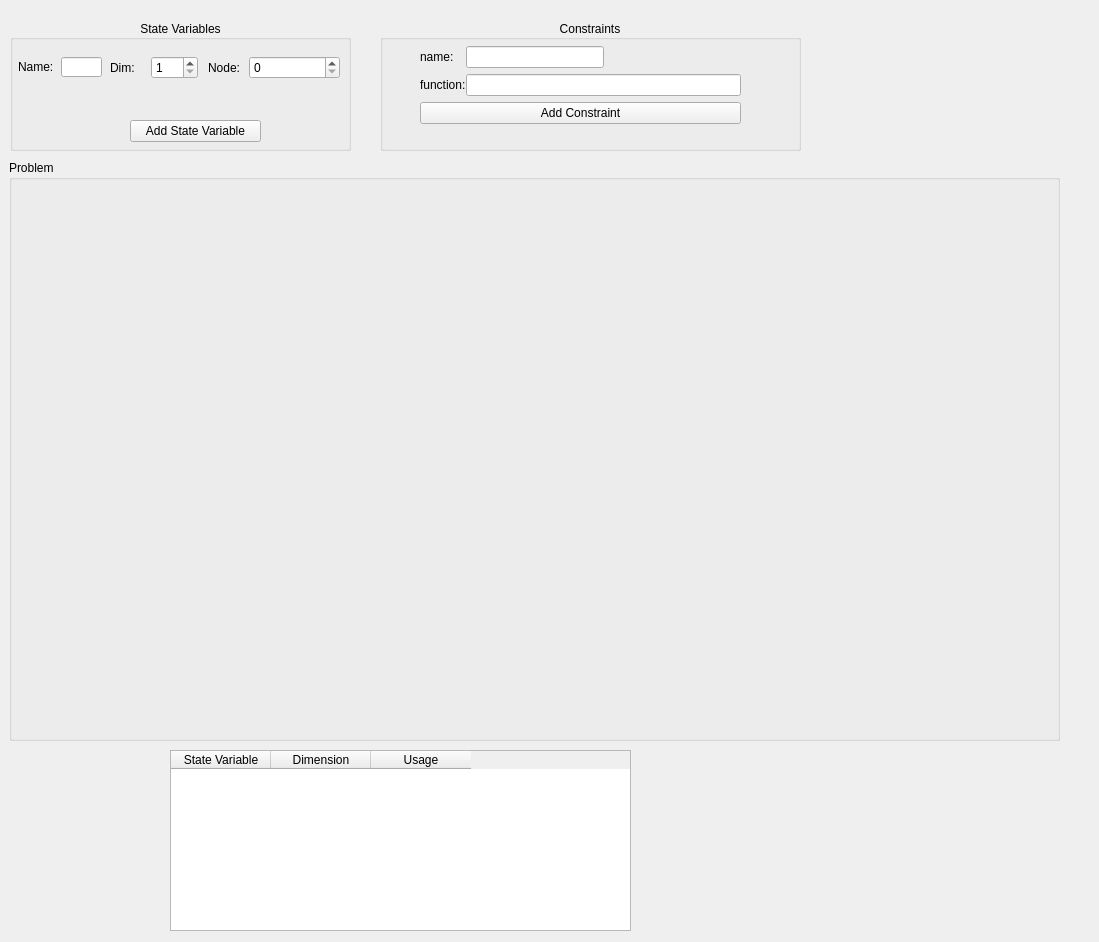
FrancescoRuscelli/horizon, file ui/widget1.ui: the form before one commit.
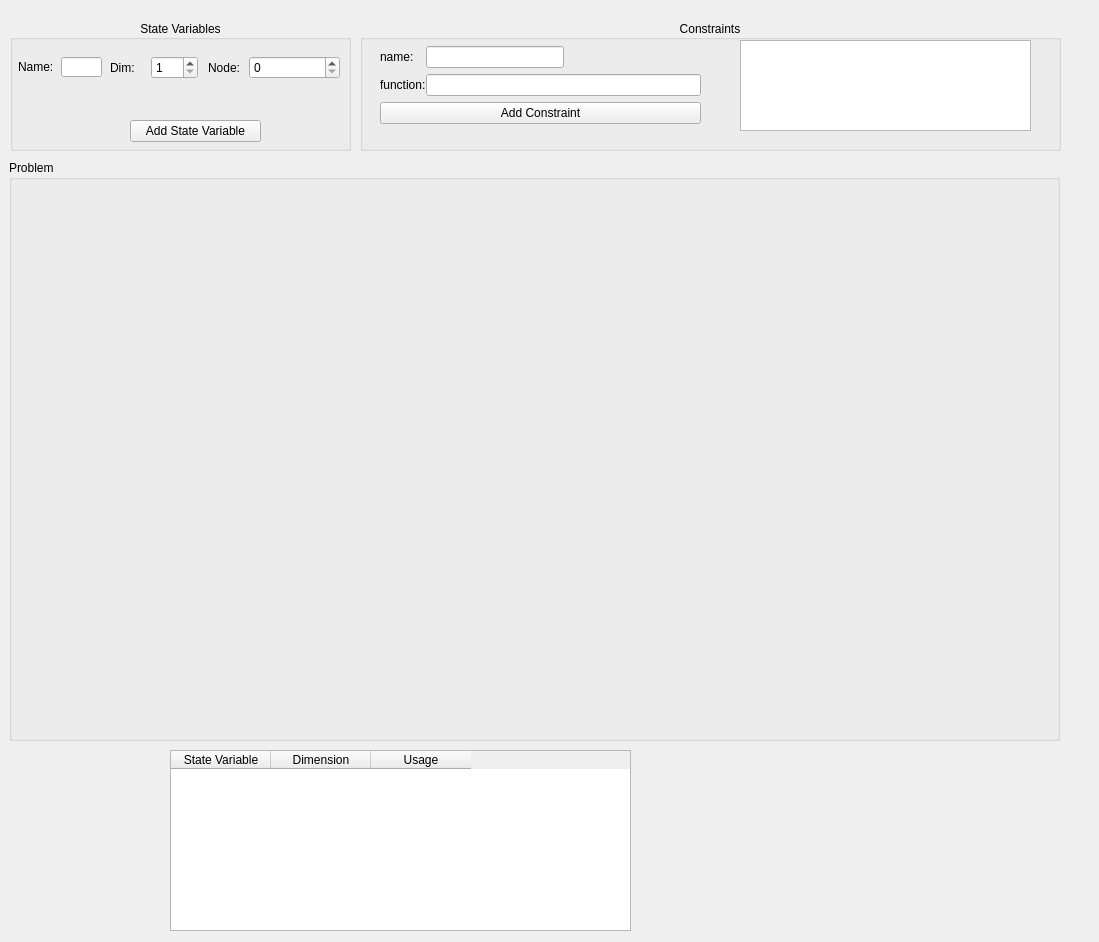
The form after the commit. Icons and pictures are not drawn. Custom widgets are drawn as their Qt base class.

Diff of the .ui file:
```diff
--- a/ui/widget1.ui
+++ b/ui/widget1.ui
@@ -19,9 +19,9 @@
   <widget class="QGroupBox" name="CT">
    <property name="geometry">
     <rect>
-     <x>380</x>
+     <x>360</x>
      <y>20</y>
-     <width>421</width>
+     <width>701</width>
      <height>131</height>
     </rect>
    </property>
@@ -37,7 +37,7 @@
    <widget class="QWidget" name="gridLayoutWidget">
     <property name="geometry">
      <rect>
-      <x>40</x>
+      <x>20</x>
       <y>20</y>
       <width>321</width>
       <height>91</height>
@@ -92,6 +92,22 @@
      </item>
     </layout>
    </widget>
+   <widget class="QListWidget" name="CTList">
+    <property name="geometry">
+     <rect>
+      <x>380</x>
+      <y>20</y>
+      <width>291</width>
+      <height>91</height>
+     </rect>
+    </property>
+    <property name="dragEnabled">
+     <bool>true</bool>
+    </property>
+    <property name="dragDropMode">
+     <enum>QAbstractItemView::DragOnly</enum>
+    </property>
+   </widget>
   </widget>
   <widget class="QGroupBox" name="SV">
    <property name="geometry">
```
